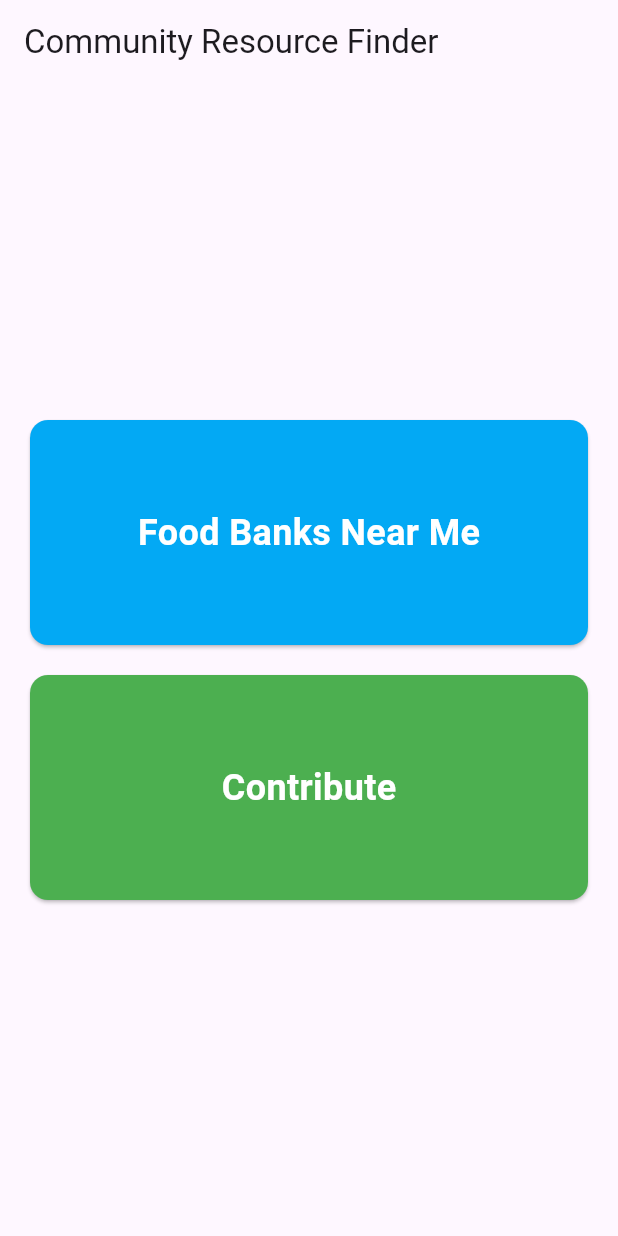
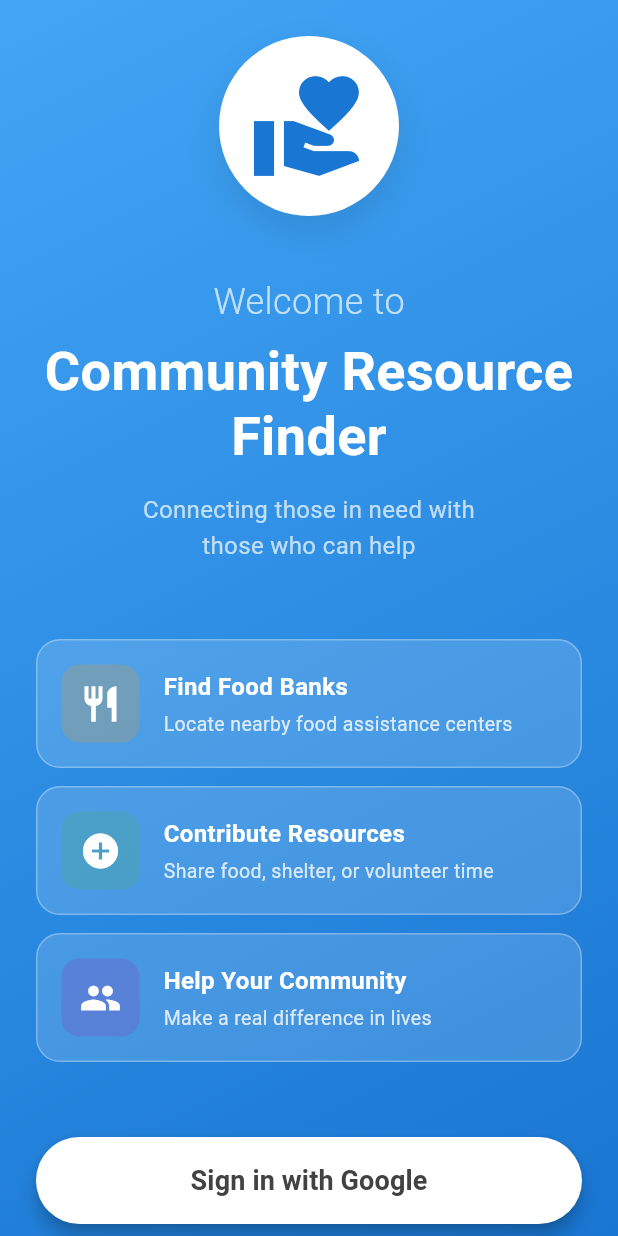
Before and after one commit to celineWan1210/resources-finder, a Flutter app: the screen it shows after launch, on a phone screen of 412 x 824 dp. Run offline on Flutter 3.47's test engine with Material 3 defaults, Android fonts, the phone set to English and light mode, and no system bars; our stand-ins replace cloud_firestore, firebase_auth, firebase_core, flutter_dotenv, geolocator, google_maps_flutter and 3 more; accounts and stored records are empty.

Commit message:
Update whole flow to login page then only main content

```diff
--- /dev/null
+++ b/lib/login_screen.dart
@@ -0,0 +1,287 @@
+import 'package:flutter/material.dart';
+import 'package:firebase_auth/firebase_auth.dart';
+import 'package:google_sign_in/google_sign_in.dart';
+
+class LoginScreen extends StatelessWidget {
+  const LoginScreen({super.key});
+
+  Future<User?> signInWithGoogle() async {
+    final GoogleSignInAccount? googleUser = await GoogleSignIn().signIn();
+    if (googleUser == null) return null; // User canceled
+
+    final GoogleSignInAuthentication googleAuth = await googleUser.authentication;
+
+    final credential = GoogleAuthProvider.credential(
+      accessToken: googleAuth.accessToken,
+      idToken: googleAuth.idToken,
+    );
+
+    final userCredential = await FirebaseAuth.instance.signInWithCredential(credential);
+    return userCredential.user;
+  }
+
+  void continueAsGuest(BuildContext context) {
+    Navigator.pushReplacementNamed(context, '/home', arguments: {'isGuest': true});
+  }
+
+  @override
+  Widget build(BuildContext context) {
+    return Scaffold(
+      body: Container(
+        decoration: BoxDecoration(
+          gradient: LinearGradient(
+            begin: Alignment.topLeft,
+            end: Alignment.bottomRight,
+            colors: [
+              Colors.blue[400]!,
+              Colors.blue[700]!,
+            ],
+          ),
+        ),
+        child: SafeArea(
+          child: Center(
+            child: SingleChildScrollView(
+              padding: const EdgeInsets.all(24.0),
+              child: Column(
+                mainAxisAlignment: MainAxisAlignment.center,
+                children: [
+                  // App Icon/Logo
+                  Container(
+                    padding: const EdgeInsets.all(20),
+                    decoration: BoxDecoration(
+                      color: Colors.white,
+                      shape: BoxShape.circle,
+                      boxShadow: [
+                        BoxShadow(
+                          color: Colors.black.withValues(alpha: 0.1),
+                          blurRadius: 20,
+                          offset: const Offset(0, 10),
+                        ),
+                      ],
+                    ),
+                    child: Icon(
+                      Icons.volunteer_activism,
+                      size: 80,
+                      color: Colors.blue[700],
+                    ),
+                  ),
+                  const SizedBox(height: 40),
+
+                  // Welcome Text
+                  const Text(
+                    'Welcome to',
+                    style: TextStyle(
+                      fontSize: 24,
+                      color: Colors.white70,
+                      fontWeight: FontWeight.w300,
+                    ),
+                  ),
+                  const SizedBox(height: 8),
+                  const Text(
+                    'Community Resource\nFinder',
+                    textAlign: TextAlign.center,
+                    style: TextStyle(
+                      fontSize: 36,
+                      fontWeight: FontWeight.bold,
+                      color: Colors.white,
+                      height: 1.2,
+                    ),
+                  ),
+                  const SizedBox(height: 16),
+                  const Text(
+                    'Connecting those in need with\nthose who can help',
+                    textAlign: TextAlign.center,
+                    style: TextStyle(
+                      fontSize: 16,
+                      color: Colors.white70,
+                      height: 1.5,
+                    ),
+                  ),
+                  const SizedBox(height: 50),
+
+                  // Feature Cards
+                  _buildFeatureCard(
+                    icon: Icons.restaurant,
+                    title: 'Find Food Banks',
+                    description: 'Locate nearby food assistance centers',
+                    color: Colors.orange,
+                  ),
+                  const SizedBox(height: 12),
+                  _buildFeatureCard(
+                    icon: Icons.add_circle,
+                    title: 'Contribute Resources',
+                    description: 'Share food, shelter, or volunteer time',
+                    color: Colors.green,
+                  ),
+                  const SizedBox(height: 12),
+                  _buildFeatureCard(
+                    icon: Icons.people,
+                    title: 'Help Your Community',
+                    description: 'Make a real difference in lives',
+                    color: Colors.purple,
+                  ),
+                  const SizedBox(height: 50),
+
+                  // Login Button
+                  SizedBox(
+                    width: double.infinity,
+                    child: ElevatedButton.icon(
+                      onPressed: () async {
+                        final user = await signInWithGoogle();
+                        if (user != null) {
+                          Navigator.pushReplacementNamed(
+                            context,
+                            '/home',
+                            arguments: {'isGuest': false},
+                          );
+                        }
+                      },
+                      label: const Text(
+                        'Sign in with Google',
+                        style: TextStyle(
+                          fontSize: 18,
+                          fontWeight: FontWeight.w600,
+                        ),
+                      ),
+                      style: ElevatedButton.styleFrom(
+                        backgroundColor: Colors.white,
+                        foregroundColor: Colors.grey[800],
+                        padding: const EdgeInsets.symmetric(
+                          horizontal: 32,
+                          vertical: 16,
+                        ),
+                        shape: RoundedRectangleBorder(
+                          borderRadius: BorderRadius.circular(30),
+                        ),
+                        elevation: 5,
+                      ),
+                    ),
+                  ),
+                  const SizedBox(height: 16),
+
+                  // Guest Button
+                  SizedBox(
+                    width: double.infinity,
+                    child: OutlinedButton.icon(
+                      onPressed: () => continueAsGuest(context),
+                      icon: const Icon(Icons.person_outline),
+                      label: const Text(
+                        'Continue as Guest',
+                        style: TextStyle(
+                          fontSize: 16,
+                          fontWeight: FontWeight.w500,
+                        ),
+                      ),
+                      style: OutlinedButton.styleFrom(
+                        foregroundColor: Colors.white,
+                        side: const BorderSide(color: Colors.white, width: 2),
+                        padding: const EdgeInsets.symmetric(
+                          horizontal: 32,
+                          vertical: 16,
+                        ),
+                        shape: RoundedRectangleBorder(
+                          borderRadius: BorderRadius.circular(30),
+                        ),
+                      ),
+                    ),
+                  ),
+                  const SizedBox(height: 24),
+
+                  // Guest Limitation Note
+                  Container(
+                    padding: const EdgeInsets.all(16),
+                    decoration: BoxDecoration(
+                      color: Colors.white.withValues(alpha: 0.1),
+                      borderRadius: BorderRadius.circular(12),
+                      border: Border.all(
+                        color: Colors.white.withValues(alpha: 0.3),
+                      ),
+                    ),
+                    child: Row(
+                      children: const [
+                        Icon(
+                          Icons.info_outline,
+                          color: Colors.white70,
+                          size: 20,
+                        ),
+                        SizedBox(width: 12),
+                        Expanded(
+                          child: Text(
+                            'Sign in to contribute resources and save favorites',
+                            style: TextStyle(
+                              color: Colors.white70,
+                              fontSize: 13,
+                            ),
+                          ),
+                        ),
+                      ],
+                    ),
+                  ),
+                ],
+              ),
+            ),
+          ),
+        ),
+      ),
+    );
+  }
+
+  Widget _buildFeatureCard({
+    required IconData icon,
+    required String title,
+    required String description,
+    required Color color,
+  }) {
+    return Container(
+      padding: const EdgeInsets.all(16),
+      decoration: BoxDecoration(
+        color: Colors.white.withValues(alpha: 0.15),
+        borderRadius: BorderRadius.circular(16),
+        border: Border.all(
+          color: Colors.white.withValues(alpha: 0.3),
+          width: 1,
+        ),
+      ),
+      child: Row(
+        children: [
+          Container(
+            padding: const EdgeInsets.all(12),
+            decoration: BoxDecoration(
+              color: color.withValues(alpha: 0.2),
+              borderRadius: BorderRadius.circular(12),
+            ),
+            child: Icon(
+              icon,
+              color: Colors.white,
+              size: 28,
+            ),
+          ),
+          const SizedBox(width: 16),
+          Expanded(
+            child: Column(
+              crossAxisAlignment: CrossAxisAlignment.start,
+              children: [
+                Text(
+                  title,
+                  style: const TextStyle(
+                    fontSize: 16,
+                    fontWeight: FontWeight.bold,
+                    color: Colors.white,
+                  ),
+                ),
+                const SizedBox(height: 4),
+                Text(
+                  description,
+                  style: TextStyle(
+                    fontSize: 13,
+                    color: Colors.white.withValues(alpha: 0.8),
+                  ),
+                ),
+              ],
+            ),
+          ),
+        ],
+      ),
+    );
+  }
+}
--- a/lib/main.dart
+++ b/lib/main.dart
@@ -1,15 +1,18 @@
 import 'package:flutter/material.dart';
+import 'package:firebase_core/firebase_core.dart';
+import 'package:flutter_dotenv/flutter_dotenv.dart';
+import 'login_screen.dart';
 import 'home_screen.dart';
-import 'package:flutter_dotenv/flutter_dotenv.dart';
 
-Future<void> main() async {
-  // Ensure Flutter bindings are initialized
+void main() async {
   WidgetsFlutterBinding.ensureInitialized();
 
-  // Load the .env file
+  // Load environment variables
   await dotenv.load(fileName: ".env");
 
-  // Run the app
+  // Initialize Firebase
+  await Firebase.initializeApp();
+
   runApp(const MyApp());
 }
 
@@ -20,10 +23,12 @@ class MyApp extends StatelessWidget {
   Widget build(BuildContext context) {
     return MaterialApp(
       title: 'Community Resource Finder',
-      theme: ThemeData(
-        primarySwatch: Colors.blue,
-      ),
-      home: const HomeScreen(),
+      theme: ThemeData(primarySwatch: Colors.blue),
+      initialRoute: '/',
+      routes: {
+        '/': (context) => const LoginScreen(),
+        '/home': (context) => const HomeScreen(),
+      },
     );
   }
 }
--- a/pubspec.yaml
+++ b/pubspec.yaml
@@ -19,6 +19,11 @@ dependencies:
   flutter_dotenv: ^5.0.2
   image_picker: ^0.8.7+5
   intl: ^0.18.1
+  firebase_core: ^4.4.0
+  firebase_auth: ^6.1.4
+  cloud_firestore: ^6.1.2
+  firebase_storage: ^13.0.6
+  google_sign_in: ^6.2.4
 
 dev_dependencies:
   flutter_test:
```
Also changed, not shown: lib/contribution_screen.dart (+47 -3 lines), lib/home_screen.dart (+60 -6 lines), lib/map_screen.dart (+46 -1 lines), lib/services/firestore_service.dart (added, +50 -0 lines), firebase.json (added), lib/firebase_options.dart (added), pubspec.lock, 10 other files.
